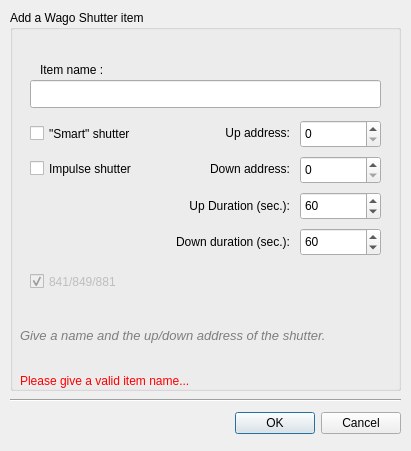
First picture: the form in data/DialogNewVolet.ui, repository calaos/calaos_installer, before the edit.
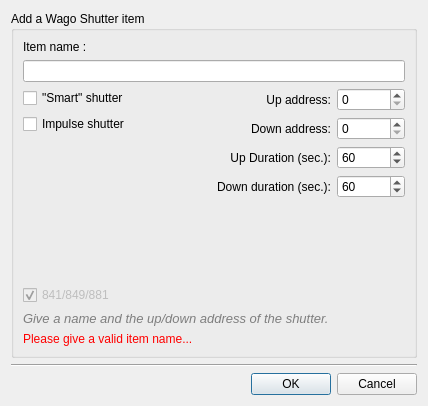
Second picture: the form after the edit. Icons and pictures are not drawn.

```diff
--- a/data/DialogNewVolet.ui
+++ b/data/DialogNewVolet.ui
@@ -6,8 +6,8 @@
    <rect>
     <x>0</x>
     <y>0</y>
-    <width>411</width>
-    <height>451</height>
+    <width>428</width>
+    <height>406</height>
    </rect>
   </property>
   <property name="sizePolicy">
@@ -16,18 +16,6 @@
     <verstretch>0</verstretch>
    </sizepolicy>
   </property>
-  <property name="minimumSize">
-   <size>
-    <width>411</width>
-    <height>451</height>
-   </size>
-  </property>
-  <property name="maximumSize">
-   <size>
-    <width>411</width>
-    <height>451</height>
-   </size>
-  </property>
   <property name="font">
    <font>
     <weight>50</weight>
@@ -44,95 +32,146 @@
   <property name="modal">
    <bool>true</bool>
   </property>
-  <widget class="QDialogButtonBox" name="buttonBox">
-   <property name="geometry">
-    <rect>
-     <x>10</x>
-     <y>410</y>
-     <width>391</width>
-     <height>27</height>
-    </rect>
-   </property>
-   <property name="orientation">
-    <enum>Qt::Horizontal</enum>
-   </property>
-   <property name="standardButtons">
-    <set>QDialogButtonBox::Cancel|QDialogButtonBox::Ok</set>
-   </property>
-  </widget>
-  <widget class="Line" name="line">
-   <property name="geometry">
-    <rect>
-     <x>10</x>
-     <y>390</y>
-     <width>391</width>
-     <height>20</height>
-    </rect>
-   </property>
-   <property name="orientation">
-    <enum>Qt::Horizontal</enum>
-   </property>
-  </widget>
+  <layout class="QVBoxLayout" name="verticalLayout_3">
+   <item>
   <widget class="QGroupBox" name="groupBox">
-   <property name="geometry">
-    <rect>
-     <x>10</x>
-     <y>10</y>
-     <width>391</width>
-     <height>381</height>
-    </rect>
-   </property>
    <property name="title">
     <string>Add a Wago Shutter item</string>
    </property>
-   <widget class="QLabel" name="label_2">
-    <property name="geometry">
-     <rect>
-      <x>200</x>
-      <y>114</y>
-      <width>80</width>
-      <height>18</height>
-     </rect>
-    </property>
-    <property name="text">
-     <string>Up address:</string>
-    </property>
-    <property name="alignment">
-     <set>Qt::AlignRight|Qt::AlignTrailing|Qt::AlignVCenter</set>
-    </property>
-   </widget>
+     <layout class="QVBoxLayout" name="verticalLayout_2">
+      <item>
    <widget class="QLabel" name="label">
-    <property name="geometry">
-     <rect>
-      <x>30</x>
-      <y>50</y>
-      <width>231</width>
-      <height>20</height>
-     </rect>
-    </property>
     <property name="text">
      <string>Item name :</string>
     </property>
    </widget>
-   <widget class="QLineEdit" name="edit_name">
-    <property name="geometry">
-     <rect>
-      <x>20</x>
-      <y>70</y>
-      <width>351</width>
-      <height>28</height>
-     </rect>
-    </property>
-   </widget>
+      </item>
+      <item>
+       <widget class="QLineEdit" name="edit_name"/>
+      </item>
+      <item>
+       <layout class="QHBoxLayout" name="horizontalLayout">
+        <item>
+         <layout class="QVBoxLayout" name="verticalLayout">
+          <item>
+           <widget class="QCheckBox" name="check_smart">
+            <property name="text">
+             <string>&quot;Smart&quot; shutter</string>
+            </property>
+           </widget>
+          </item>
+          <item>
+           <widget class="QCheckBox" name="check_impulse">
+            <property name="text">
+             <string>Impulse shutter</string>
+            </property>
+           </widget>
+          </item>
+          <item>
+           <spacer name="verticalSpacer">
+            <property name="orientation">
+             <enum>Qt::Vertical</enum>
+            </property>
+            <property name="sizeHint" stdset="0">
+             <size>
+              <width>20</width>
+              <height>40</height>
+             </size>
+            </property>
+           </spacer>
+          </item>
+          <item>
+           <widget class="QCheckBox" name="check841">
+            <property name="enabled">
+             <bool>false</bool>
+            </property>
+            <property name="text">
+             <string>841/849/881</string>
+            </property>
+            <property name="checked">
+             <bool>true</bool>
+            </property>
+           </widget>
+          </item>
+         </layout>
+        </item>
+        <item>
+         <layout class="QFormLayout" name="formLayout">
+          <property name="labelAlignment">
+           <set>Qt::AlignRight|Qt::AlignTrailing|Qt::AlignVCenter</set>
+          </property>
+          <item row="0" column="1">
+           <widget class="QSpinBox" name="spin_var_up"/>
+          </item>
+          <item row="0" column="0">
+           <widget class="QLabel" name="label_2">
+            <property name="text">
+             <string>Up address:</string>
+            </property>
+            <property name="alignment">
+             <set>Qt::AlignRight|Qt::AlignTrailing|Qt::AlignVCenter</set>
+            </property>
+           </widget>
+          </item>
+          <item row="1" column="1">
+           <widget class="QSpinBox" name="spin_var_down"/>
+          </item>
+          <item row="2" column="1">
+           <widget class="QSpinBox" name="spin_time_up">
+            <property name="maximum">
+             <number>9999</number>
+            </property>
+            <property name="value">
+             <number>60</number>
+            </property>
+           </widget>
+          </item>
+          <item row="3" column="1">
+           <widget class="QSpinBox" name="spin_time_down">
+            <property name="maximum">
+             <number>9999</number>
+            </property>
+            <property name="value">
+             <number>60</number>
+            </property>
+           </widget>
+          </item>
+          <item row="1" column="0">
+           <widget class="QLabel" name="label_4">
+            <property name="text">
+             <string>Down address:</string>
+            </property>
+            <property name="alignment">
+             <set>Qt::AlignRight|Qt::AlignTrailing|Qt::AlignVCenter</set>
+            </property>
+           </widget>
+          </item>
+          <item row="2" column="0">
+           <widget class="QLabel" name="label_time_up">
+            <property name="text">
+             <string>Up Duration (sec.):</string>
+            </property>
+            <property name="alignment">
+             <set>Qt::AlignRight|Qt::AlignTrailing|Qt::AlignVCenter</set>
+            </property>
+           </widget>
+          </item>
+          <item row="3" column="0">
+           <widget class="QLabel" name="label_time_down">
+            <property name="text">
+             <string>Down duration (sec.):</string>
+            </property>
+            <property name="alignment">
+             <set>Qt::AlignRight|Qt::AlignTrailing|Qt::AlignVCenter</set>
+            </property>
+           </widget>
+          </item>
+         </layout>
+        </item>
+       </layout>
+      </item>
+      <item>
    <widget class="QLabel" name="label_3">
-    <property name="geometry">
-     <rect>
-      <x>10</x>
-      <y>290</y>
-      <width>371</width>
-      <height>71</height>
-     </rect>
-    </property>
     <property name="palette">
      <palette>
       <active>
@@ -216,15 +255,9 @@
      <bool>true</bool>
     </property>
    </widget>
+      </item>
+      <item>
    <widget class="QLabel" name="label_error_empty">
-    <property name="geometry">
-     <rect>
-      <x>10</x>
-      <y>360</y>
-      <width>370</width>
-      <height>21</height>
-     </rect>
-    </property>
     <property name="sizePolicy">
      <sizepolicy hsizetype="Fixed" vsizetype="Fixed">
       <horstretch>0</horstretch>
@@ -272,152 +305,28 @@
      <string>Please give a valid item name...</string>
     </property>
    </widget>
-   <widget class="QSpinBox" name="spin_var_up">
-    <property name="geometry">
-     <rect>
-      <x>290</x>
-      <y>110</y>
-      <width>81</width>
-      <height>28</height>
-     </rect>
-    </property>
-   </widget>
-   <widget class="QCheckBox" name="check_smart">
-    <property name="geometry">
-     <rect>
-      <x>20</x>
-      <y>112</y>
-      <width>181</width>
-      <height>23</height>
-     </rect>
-    </property>
-    <property name="text">
-     <string>&quot;Smart&quot; shutter</string>
-    </property>
-   </widget>
-   <widget class="QSpinBox" name="spin_var_down">
-    <property name="geometry">
-     <rect>
-      <x>290</x>
-      <y>146</y>
-      <width>81</width>
-      <height>28</height>
-     </rect>
-    </property>
-   </widget>
-   <widget class="QLabel" name="label_4">
-    <property name="geometry">
-     <rect>
-      <x>200</x>
-      <y>150</y>
-      <width>80</width>
-      <height>18</height>
-     </rect>
-    </property>
-    <property name="text">
-     <string>Down address:</string>
-    </property>
-    <property name="alignment">
-     <set>Qt::AlignRight|Qt::AlignTrailing|Qt::AlignVCenter</set>
-    </property>
-   </widget>
-   <widget class="QSpinBox" name="spin_time_up">
-    <property name="geometry">
-     <rect>
-      <x>290</x>
-      <y>182</y>
-      <width>81</width>
-      <height>28</height>
-     </rect>
-    </property>
-    <property name="maximum">
-     <number>9999</number>
-    </property>
-    <property name="value">
-     <number>60</number>
-    </property>
-   </widget>
-   <widget class="QLabel" name="label_time_down">
-    <property name="geometry">
-     <rect>
-      <x>19</x>
-      <y>222</y>
-      <width>261</width>
-      <height>20</height>
-     </rect>
-    </property>
-    <property name="text">
-     <string>Down duration (sec.):</string>
-    </property>
-    <property name="alignment">
-     <set>Qt::AlignRight|Qt::AlignTrailing|Qt::AlignVCenter</set>
-    </property>
-   </widget>
-   <widget class="QSpinBox" name="spin_time_down">
-    <property name="geometry">
-     <rect>
-      <x>290</x>
-      <y>218</y>
-      <width>81</width>
-      <height>28</height>
-     </rect>
-    </property>
-    <property name="maximum">
-     <number>9999</number>
-    </property>
-    <property name="value">
-     <number>60</number>
-    </property>
-   </widget>
-   <widget class="QLabel" name="label_time_up">
-    <property name="geometry">
-     <rect>
-      <x>19</x>
-      <y>186</y>
-      <width>261</width>
-      <height>20</height>
-     </rect>
-    </property>
-    <property name="text">
-     <string>Up Duration (sec.):</string>
-    </property>
-    <property name="alignment">
-     <set>Qt::AlignRight|Qt::AlignTrailing|Qt::AlignVCenter</set>
-    </property>
-   </widget>
-   <widget class="QCheckBox" name="check_impulse">
-    <property name="geometry">
-     <rect>
-      <x>20</x>
-      <y>147</y>
-      <width>181</width>
-      <height>23</height>
-     </rect>
-    </property>
-    <property name="text">
-     <string>Impulse shutter</string>
-    </property>
-   </widget>
-   <widget class="QCheckBox" name="check841">
-    <property name="enabled">
-     <bool>false</bool>
-    </property>
-    <property name="geometry">
-     <rect>
-      <x>20</x>
-      <y>260</y>
-      <width>91</width>
-      <height>23</height>
-     </rect>
-    </property>
-    <property name="text">
-     <string>841/849/881</string>
-    </property>
-    <property name="checked">
-     <bool>true</bool>
-    </property>
-   </widget>
-  </widget>
+      </item>
+     </layout>
+    </widget>
+   </item>
+   <item>
+    <widget class="Line" name="line">
+     <property name="orientation">
+      <enum>Qt::Horizontal</enum>
+     </property>
+    </widget>
+   </item>
+   <item>
+    <widget class="QDialogButtonBox" name="buttonBox">
+     <property name="orientation">
+      <enum>Qt::Horizontal</enum>
+     </property>
+     <property name="standardButtons">
+      <set>QDialogButtonBox::Cancel|QDialogButtonBox::Ok</set>
+     </property>
+    </widget>
+   </item>
+  </layout>
  </widget>
  <resources>
   <include location="resources.qrc"/>
```
Lines whose indentation alone changed are shown as unchanged.
